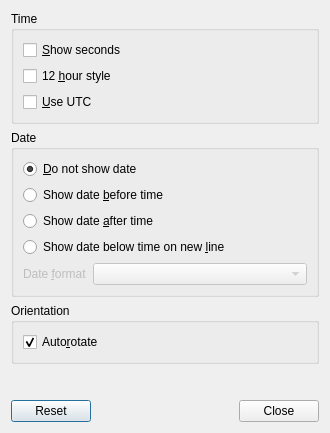
Qt form plugin-clock/razorclockconfiguration.ui (lxqt/lxqt-panel) before a commit.
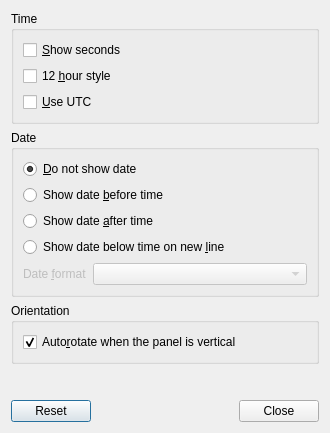
The same form after that commit.

Patch:
```diff
--- a/plugin-clock/razorclockconfiguration.ui
+++ b/plugin-clock/razorclockconfiguration.ui
@@ -113,7 +113,7 @@
       <item>
        <widget class="QCheckBox" name="autorotateCB">
         <property name="text">
-         <string>Auto&amp;rotate</string>
+         <string>Auto&amp;rotate when the panel is vertical</string>
         </property>
         <property name="checked">
          <bool>true</bool>
```
